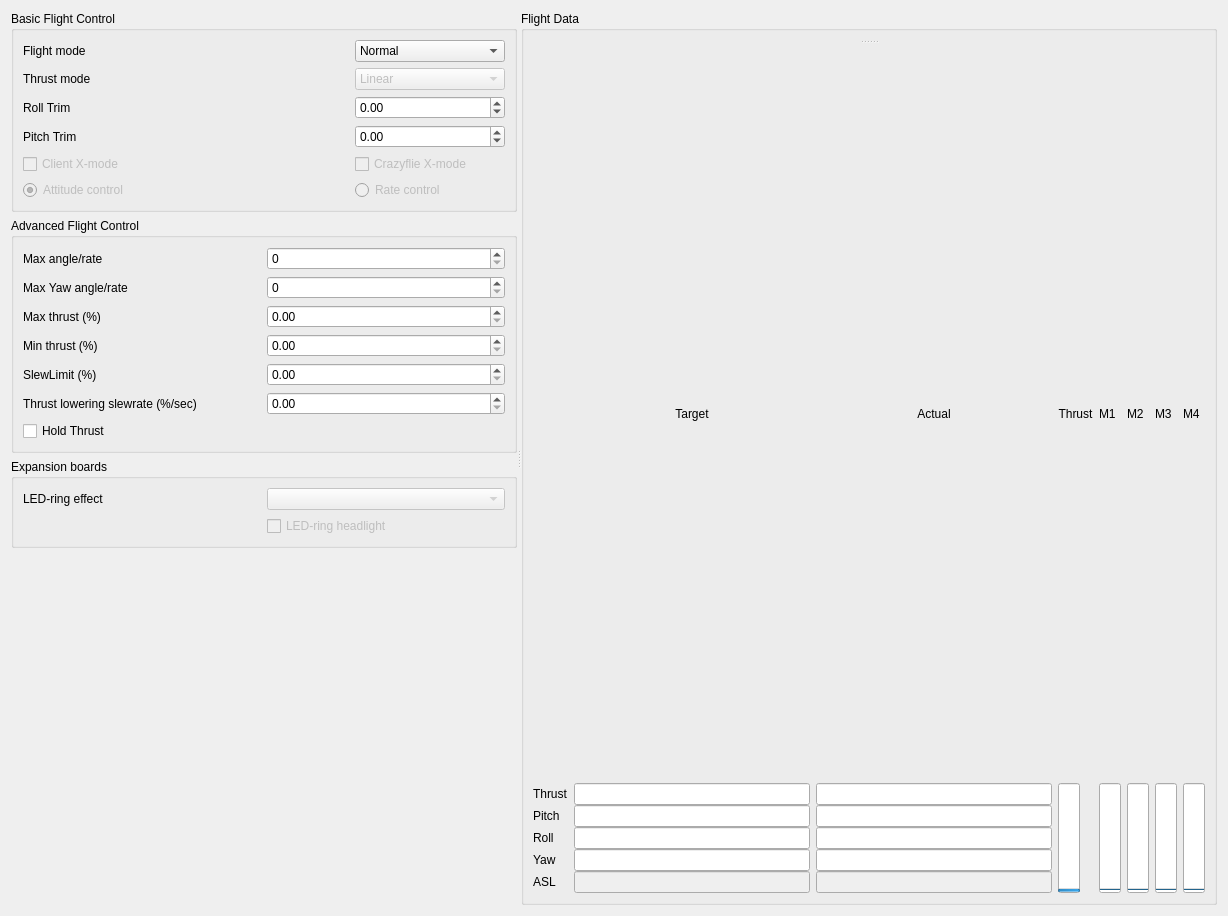
miracoli/crazyflie-clients-python, file lib/cfclient/ui/tabs/flightTab.ui: the form before one commit.
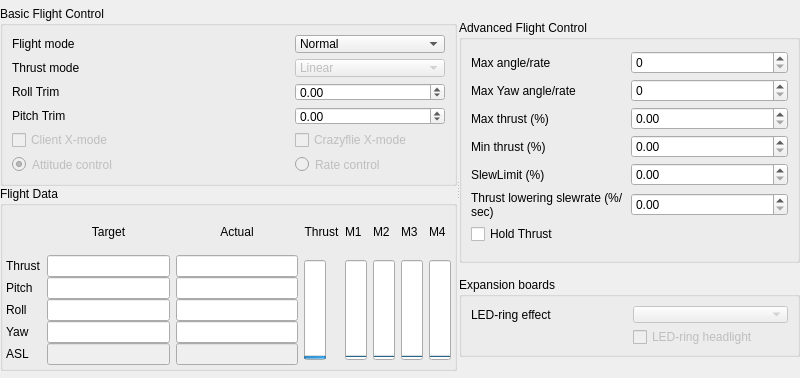
The form after the commit.

Commit message: Change layout to (hopefully) fit on openpandora screen.

```diff
--- a/lib/cfclient/ui/tabs/flightTab.ui
+++ b/lib/cfclient/ui/tabs/flightTab.ui
@@ -6,21 +6,45 @@
    <rect>
     <x>0</x>
     <y>0</y>
-    <width>1228</width>
-    <height>916</height>
+    <width>800</width>
+    <height>378</height>
    </rect>
   </property>
+  <property name="maximumSize">
+   <size>
+    <width>16777215</width>
+    <height>16777215</height>
+   </size>
+  </property>
   <property name="windowTitle">
    <string>Form</string>
   </property>
   <layout class="QHBoxLayout" name="horizontalLayout">
+   <property name="spacing">
+    <number>0</number>
+   </property>
+   <property name="margin">
+    <number>0</number>
+   </property>
    <item>
     <widget class="QSplitter" name="splitter_2">
+     <property name="maximumSize">
+      <size>
+       <width>16777215</width>
+       <height>16777215</height>
+      </size>
+     </property>
      <property name="orientation">
       <enum>Qt::Horizontal</enum>
      </property>
+     <property name="handleWidth">
+      <number>2</number>
+     </property>
      <widget class="QWidget" name="layoutWidget">
       <layout class="QVBoxLayout" name="verticalLayout">
+       <property name="spacing">
+        <number>0</number>
+       </property>
        <property name="sizeConstraint">
         <enum>QLayout::SetMaximumSize</enum>
        </property>
@@ -41,7 +65,7 @@
          <property name="maximumSize">
           <size>
            <width>16777215</width>
-           <height>16777215</height>
+           <height>180</height>
           </size>
          </property>
          <property name="title">
@@ -227,193 +251,6 @@
         </widget>
        </item>
        <item>
-        <widget class="QGroupBox" name="groupBox_3">
-         <property name="sizePolicy">
-          <sizepolicy hsizetype="Preferred" vsizetype="Preferred">
-           <horstretch>0</horstretch>
-           <verstretch>0</verstretch>
-          </sizepolicy>
-         </property>
-         <property name="minimumSize">
-          <size>
-           <width>320</width>
-           <height>0</height>
-          </size>
-         </property>
-         <property name="maximumSize">
-          <size>
-           <width>16777215</width>
-           <height>16777215</height>
-          </size>
-         </property>
-         <property name="title">
-          <string>Advanced Flight Control</string>
-         </property>
-         <layout class="QHBoxLayout" name="horizontalLayout_4">
-          <item>
-           <layout class="QGridLayout" name="gridLayout_4">
-            <item row="2" column="0">
-             <widget class="QLabel" name="label_9">
-              <property name="text">
-               <string>Max thrust (%)</string>
-              </property>
-             </widget>
-            </item>
-            <item row="0" column="0">
-             <widget class="QLabel" name="label_7">
-              <property name="layoutDirection">
-               <enum>Qt::LeftToRight</enum>
-              </property>
-              <property name="text">
-               <string>Max angle/rate</string>
-              </property>
-             </widget>
-            </item>
-            <item row="3" column="0">
-             <widget class="QLabel" name="label">
-              <property name="text">
-               <string>Min thrust (%)</string>
-              </property>
-             </widget>
-            </item>
-            <item row="5" column="0">
-             <widget class="QLabel" name="label_26">
-              <property name="text">
-               <string>Thrust lowering slewrate (%/sec)</string>
-              </property>
-              <property name="wordWrap">
-               <bool>true</bool>
-              </property>
-             </widget>
-            </item>
-            <item row="6" column="0">
-             <widget class="QCheckBox" name="HoldThrustCheckbox">
-              <property name="text">
-               <string>Hold Thrust</string>
-              </property>
-             </widget>
-            </item>
-            <item row="4" column="0">
-             <widget class="QLabel" name="label_31">
-              <property name="text">
-               <string>SlewLimit (%)</string>
-              </property>
-             </widget>
-            </item>
-            <item row="1" column="0">
-             <widget class="QLabel" name="label_32">
-              <property name="text">
-               <string>Max Yaw angle/rate</string>
-              </property>
-             </widget>
-            </item>
-            <item row="2" column="1">
-             <widget class="QDoubleSpinBox" name="maxThrust"/>
-            </item>
-            <item row="3" column="1">
-             <widget class="QDoubleSpinBox" name="minThrust"/>
-            </item>
-            <item row="4" column="1">
-             <widget class="QDoubleSpinBox" name="slewEnableLimit"/>
-            </item>
-            <item row="5" column="1">
-             <widget class="QDoubleSpinBox" name="thrustLoweringSlewRateLimit"/>
-            </item>
-            <item row="1" column="1">
-             <widget class="QSpinBox" name="maxYawRate">
-              <property name="minimum">
-               <number>0</number>
-              </property>
-              <property name="maximum">
-               <number>500</number>
-              </property>
-              <property name="value">
-               <number>0</number>
-              </property>
-             </widget>
-            </item>
-            <item row="0" column="1">
-             <widget class="QSpinBox" name="maxAngle">
-              <property name="minimum">
-               <number>0</number>
-              </property>
-              <property name="maximum">
-               <number>500</number>
-              </property>
-              <property name="value">
-               <number>0</number>
-              </property>
-             </widget>
-            </item>
-           </layout>
-          </item>
-         </layout>
-        </widget>
-       </item>
-       <item>
-        <widget class="QGroupBox" name="groupBox_4">
-         <property name="minimumSize">
-          <size>
-           <width>320</width>
-           <height>0</height>
-          </size>
-         </property>
-         <property name="title">
-          <string>Expansion boards</string>
-         </property>
-         <layout class="QGridLayout" name="gridLayout_6">
-          <item row="0" column="0">
-           <layout class="QGridLayout" name="gridLayout_2">
-            <item row="0" column="1">
-             <widget class="QComboBox" name="_led_ring_effect">
-              <property name="enabled">
-               <bool>false</bool>
-              </property>
-             </widget>
-            </item>
-            <item row="0" column="0">
-             <widget class="QLabel" name="label_8">
-              <property name="text">
-               <string>LED-ring effect</string>
-              </property>
-             </widget>
-            </item>
-            <item row="1" column="1">
-             <widget class="QCheckBox" name="_led_ring_headlight">
-              <property name="enabled">
-               <bool>false</bool>
-              </property>
-              <property name="text">
-               <string>LED-ring headlight</string>
-              </property>
-             </widget>
-            </item>
-           </layout>
-          </item>
-         </layout>
-        </widget>
-       </item>
-       <item>
-        <spacer name="verticalSpacer">
-         <property name="orientation">
-          <enum>Qt::Vertical</enum>
-         </property>
-         <property name="sizeHint" stdset="0">
-          <size>
-           <width>20</width>
-           <height>40</height>
-          </size>
-         </property>
-        </spacer>
-       </item>
-      </layout>
-     </widget>
-     <widget class="QWidget" name="layoutWidget">
-      <layout class="QHBoxLayout" name="horizontalLayout_2">
-       <property name="sizeConstraint">
-        <enum>QLayout::SetDefaultConstraint</enum>
-       </property>
-       <item>
         <widget class="QGroupBox" name="groupBox">
          <property name="sizePolicy">
           <sizepolicy hsizetype="Preferred" vsizetype="Preferred">
@@ -421,20 +258,44 @@
            <verstretch>0</verstretch>
           </sizepolicy>
          </property>
+         <property name="maximumSize">
+          <size>
+           <width>16777215</width>
+           <height>185</height>
+          </size>
+         </property>
          <property name="title">
           <string>Flight Data</string>
          </property>
          <layout class="QGridLayout" name="gridLayout">
+          <property name="leftMargin">
+           <number>3</number>
+          </property>
+          <property name="topMargin">
+           <number>2</number>
+          </property>
+          <property name="rightMargin">
+           <number>3</number>
+          </property>
+          <property name="bottomMargin">
+           <number>3</number>
+          </property>
+          <property name="spacing">
+           <number>0</number>
+          </property>
           <item row="0" column="0">
            <widget class="QSplitter" name="splitter">
+            <property name="maximumSize">
+             <size>
+              <width>16777215</width>
+              <height>16777215</height>
+             </size>
+            </property>
             <property name="orientation">
              <enum>Qt::Vertical</enum>
             </property>
             <widget class="QWidget" name="layoutWidget">
-             <layout class="QVBoxLayout" name="verticalLayout_4"/>
-            </widget>
-            <widget class="QWidget" name="layoutWidget">
-             <layout class="QGridLayout" name="gridLayout_5" rowstretch="0,3,3,3,3,3" rowminimumheight="1,1,1,1,1,1">
+             <layout class="QGridLayout" name="gridLayout_5" rowstretch="0,2,2,2,2,2" rowminimumheight="1,1,1,1,1,1">
               <property name="sizeConstraint">
                <enum>QLayout::SetMinimumSize</enum>
               </property>
@@ -444,31 +305,14 @@
               <property name="verticalSpacing">
                <number>0</number>
               </property>
-              <item row="5" column="0">
-               <widget class="QLabel" name="label_17">
-                <property name="text">
-                 <string>ASL</string>
-                </property>
-               </widget>
-              </item>
-              <item row="2" column="4">
-               <widget class="QLineEdit" name="actualPitch"/>
-              </item>
-              <item row="1" column="8" rowspan="5">
-               <widget class="QProgressBar" name="actualM1">
-                <property name="maximum">
-                 <number>65535</number>
-                </property>
-                <property name="value">
-                 <number>0</number>
-                </property>
-                <property name="orientation">
-                 <enum>Qt::Vertical</enum>
-                </property>
-               </widget>
-              </item>
               <item row="1" column="10" rowspan="5">
                <widget class="QProgressBar" name="actualM3">
+                <property name="maximumSize">
+                 <size>
+                  <width>16777215</width>
+                  <height>100</height>
+                 </size>
+                </property>
                 <property name="maximum">
                  <number>65535</number>
                 </property>
@@ -480,18 +324,22 @@
                 </property>
                </widget>
               </item>
-              <item row="0" column="6">
-               <widget class="QLabel" name="label_6">
+              <item row="0" column="9">
+               <widget class="QLabel" name="M2label">
                 <property name="text">
-                 <string>Thrust</string>
+                 <string>M2</string>
                 </property>
-                <property name="alignment">
-                 <set>Qt::AlignCenter</set>
+               </widget>
+              </item>
+              <item row="0" column="10">
+               <widget class="QLabel" name="M3label">
+                <property name="text">
+                 <string>M3</string>
                 </property>
                </widget>
               </item>
-              <item row="5" column="4">
-               <widget class="QLineEdit" name="actualASL">
+              <item row="5" column="2">
+               <widget class="QLineEdit" name="targetASL">
                 <property name="enabled">
                  <bool>false</bool>
                 </property>
@@ -500,19 +348,6 @@
                 </property>
                </widget>
               </item>
-              <item row="0" column="2">
-               <widget class="QLabel" name="label_14">
-                <property name="text">
-                 <string>Target</string>
-                </property>
-                <property name="alignment">
-                 <set>Qt::AlignCenter</set>
-                </property>
-               </widget>
-              </item>
-              <item row="3" column="2">
-               <widget class="QLineEdit" name="targetRoll"/>
-              </item>
               <item row="1" column="6" rowspan="5">
                <widget class="QProgressBar" name="thrustProgress">
                 <property name="sizePolicy">
@@ -521,6 +356,12 @@
                   <verstretch>0</verstretch>
                  </sizepolicy>
                 </property>
+                <property name="maximumSize">
+                 <size>
+                  <width>16777215</width>
+                  <height>100</height>
+                 </size>
+                </property>
                 <property name="sizeIncrement">
                  <size>
                   <width>0</width>
@@ -544,10 +385,62 @@
                 </property>
                </widget>
               </item>
-              <item row="1" column="0">
-               <widget class="QLabel" name="label_16">
+              <item row="5" column="0">
+               <widget class="QLabel" name="label_17">
                 <property name="text">
-                 <string>Thrust</string>
+                 <string>ASL</string>
+                </property>
+               </widget>
+              </item>
+              <item row="5" column="4">
+               <widget class="QLineEdit" name="actualASL">
+                <property name="enabled">
+                 <bool>false</bool>
+                </property>
+                <property name="text">
+                 <string/>
+                </property>
+               </widget>
+              </item>
+              <item row="1" column="11" rowspan="5">
+               <widget class="QProgressBar" name="actualM4">
+                <property name="maximumSize">
+                 <size>
+                  <width>16777215</width>
+                  <height>100</height>
+                 </size>
+                </property>
+                <property name="maximum">
+                 <number>65535</number>
+                </property>
+                <property name="value">
+                 <number>0</number>
+                </property>
+                <property name="orientation">
+                 <enum>Qt::Vertical</enum>
+                </property>
+               </widget>
+              </item>
+              <item row="3" column="2">
+               <widget class="QLineEdit" name="targetRoll"/>
+              </item>
+              <item row="4" column="4">
+               <widget class="QLineEdit" name="actualYaw"/>
+              </item>
+              <item row="0" column="2">
+               <widget class="QLabel" name="label_14">
+                <property name="text">
+                 <string>Target</string>
+                </property>
+                <property name="alignment">
+                 <set>Qt::AlignCenter</set>
+                </property>
+               </widget>
+              </item>
+              <item row="4" column="0">
+               <widget class="QLabel" name="label_13">
+                <property name="text">
+                 <string>Yaw</string>
                 </property>
                </widget>
               </item>
@@ -558,25 +451,76 @@
                 </property>
                </widget>
               </item>
-              <item row="3" column="0">
-               <widget class="QLabel" name="label_12">
+              <item row="1" column="2">
+               <widget class="QLineEdit" name="targetThrust"/>
+              </item>
+              <item row="3" column="4">
+               <widget class="QLineEdit" name="actualRoll"/>
+              </item>
+              <item row="0" column="11">
+               <widget class="QLabel" name="M4label">
                 <property name="text">
-                 <string>Roll</string>
+                 <string>M4</string>
                 </property>
                </widget>
               </item>
-              <item row="0" column="10">
-               <widget class="QLabel" name="M3label">
+              <item row="1" column="0">
+               <widget class="QLabel" name="label_16">
                 <property name="text">
-                 <string>M3</string>
+                 <string>Thrust</string>
+                </property>
+               </widget>
+              </item>
+              <item row="0" column="6">
+               <widget class="QLabel" name="label_6">
+                <property name="text">
+                 <string>Thrust</string>
+                </property>
+                <property name="alignment">
+                 <set>Qt::AlignCenter</set>
                 </property>
                </widget>
               </item>
               <item row="4" column="2">
                <widget class="QLineEdit" name="targetYaw"/>
               </item>
+              <item row="1" column="8" rowspan="5">
+               <widget class="QProgressBar" name="actualM1">
+                <property name="maximumSize">
+                 <size>
+                  <width>16777215</width>
+                  <height>100</height>
+                 </size>
+                </property>
+                <property name="maximum">
+                 <number>65535</number>
+                </property>
+                <property name="value">
+                 <number>0</number>
+                </property>
+                <property name="orientation">
+                 <enum>Qt::Vertical</enum>
+                </property>
+               </widget>
+              </item>
+              <item row="1" column="4">
+               <widget class="QLineEdit" name="actualThrust"/>
+              </item>
+              <item row="2" column="0">
+               <widget class="QLabel" name="label_11">
+                <property name="text">
+                 <string>Pitch</string>
+                </property>
+               </widget>
+              </item>
               <item row="1" column="9" rowspan="5">
                <widget class="QProgressBar" name="actualM2">
+                <property name="maximumSize">
+                 <size>
+                  <width>16777215</width>
+                  <height>100</height>
+                 </size>
+                </property>
                 <property name="maximum">
                  <number>65535</number>
                 </property>
@@ -588,18 +532,27 @@
                 </property>
                </widget>
               </item>
+              <item row="2" column="4">
+               <widget class="QLineEdit" name="actualPitch"/>
+              </item>
               <item row="2" column="2">
                <widget class="QLineEdit" name="targetPitch"/>
               </item>
-              <item row="2" column="0">
-               <widget class="QLabel" name="label_11">
+              <item row="3" column="0">
+               <widget class="QLabel" name="label_12">
                 <property name="text">
-                 <string>Pitch</string>
+                 <string>Roll</string>
                 </property>
                </widget>
               </item>
               <item row="0" column="4">
                <widget class="QLabel" name="label_15">
+                <property name="maximumSize">
+                 <size>
+                  <width>16777215</width>
+                  <height>100</height>
+                 </size>
+                </property>
                 <property name="text">
                  <string>Actual</string>
                 </property>
@@ -608,65 +561,9 @@
                 </property>
                </widget>
               </item>
-              <item row="4" column="4">
-               <widget class="QLineEdit" name="actualYaw"/>
-              </item>
-              <item row="0" column="9">
-               <widget class="QLabel" name="M2label">
-                <property name="text">
-                 <string>M2</string>
-                </property>
-               </widget>
-              </item>
-              <item row="1" column="11" rowspan="5">
-               <widget class="QProgressBar" name="actualM4">
-                <property name="maximum">
-                 <number>65535</number>
-                </property>
-                <property name="value">
-                 <number>0</number>
-                </property>
-                <property name="orientation">
-                 <enum>Qt::Vertical</enum>
-                </property>
-               </widget>
-              </item>
-              <item row="1" column="2">
-               <widget class="QLineEdit" name="targetThrust"/>
-              </item>
-              <item row="0" column="11">
-               <widget class="QLabel" name="M4label">
-                <property name="text">
-                 <string>M4</string>
-                </property>
-               </widget>
-              </item>
-              <item row="1" column="4">
-               <widget class="QLineEdit" name="actualThrust"/>
-              </item>
-              <item row="0" column="12" rowspan="6">
+              <item row="1" column="12" rowspan="5">
                <layout class="QGridLayout" name="gridLayout_7"/>
               </item>
-              <item row="4" column="0">
-               <widget class="QLabel" name="label_13">
-                <property name="text">
-                 <string>Yaw</string>
-                </property>
-               </widget>
-              </item>
-              <item row="3" column="4">
-               <widget class="QLineEdit" name="actualRoll"/>
-              </item>
-              <item row="5" column="2">
-               <widget class="QLineEdit" name="targetASL">
-                <property name="enabled">
-                 <bool>false</bool>
-                </property>
-                <property name="text">
-                 <string/>
-                </property>
-               </widget>
-              </item>
              </layout>
             </widget>
            </widget>
@@ -676,6 +573,192 @@
        </item>
       </layout>
      </widget>
+     <widget class="QWidget" name="layoutWidget">
+      <layout class="QVBoxLayout" name="verticalLayout_2">
+       <property name="spacing">
+        <number>0</number>
+       </property>
+       <property name="sizeConstraint">
+        <enum>QLayout::SetDefaultConstraint</enum>
+       </property>
+       <item>
+        <widget class="QGroupBox" name="groupBox_3">
+         <property name="sizePolicy">
+          <sizepolicy hsizetype="Preferred" vsizetype="Preferred">
+           <horstretch>0</horstretch>
+           <verstretch>0</verstretch>
+          </sizepolicy>
+         </property>
+         <property name="minimumSize">
+          <size>
+           <width>320</width>
+           <height>0</height>
+          </size>
+         </property>
+         <property name="maximumSize">
+          <size>
+           <width>16777215</width>
+           <height>243</height>
+          </size>
+         </property>
+         <property name="title">
+          <string>Advanced Flight Control</string>
+         </property>
+         <layout class="QHBoxLayout" name="horizontalLayout_4">
+          <item>
+           <layout class="QGridLayout" name="gridLayout_4">
+            <property name="spacing">
+             <number>3</number>
+            </property>
+            <item row="2" column="0">
+             <widget class="QLabel" name="label_9">
+              <property name="text">
+               <string>Max thrust (%)</string>
+              </property>
+             </widget>
+            </item>
+            <item row="0" column="0">
+             <widget class="QLabel" name="label_7">
+              <property name="layoutDirection">
+               <enum>Qt::LeftToRight</enum>
+              </property>
+              <property name="text">
+               <string>Max angle/rate</string>
+              </property>
+             </widget>
+            </item>
+            <item row="3" column="0">
+             <widget class="QLabel" name="label">
+              <property name="text">
+               <string>Min thrust (%)</string>
+              </property>
+             </widget>
+            </item>
+            <item row="5" column="0">
+             <widget class="QLabel" name="label_26">
+              <property name="text">
+               <string>Thrust lowering slewrate (%/sec)</string>
+              </property>
+              <property name="wordWrap">
+               <bool>true</bool>
+              </property>
+             </widget>
+            </item>
+            <item row="6" column="0">
+             <widget class="QCheckBox" name="HoldThrustCheckbox">
+              <property name="text">
+               <string>Hold Thrust</string>
+              </property>
+             </widget>
+            </item>
+            <item row="4" column="0">
+             <widget class="QLabel" name="label_31">
+              <property name="text">
+               <string>SlewLimit (%)</string>
+              </property>
+             </widget>
+            </item>
+            <item row="1" column="0">
+             <widget class="QLabel" name="label_32">
+              <property name="text">
+               <string>Max Yaw angle/rate</string>
+              </property>
+             </widget>
+            </item>
+            <item row="2" column="1">
+             <widget class="QDoubleSpinBox" name="maxThrust"/>
+            </item>
+            <item row="3" column="1">
+             <widget class="QDoubleSpinBox" name="minThrust"/>
+            </item>
+            <item row="4" column="1">
+             <widget class="QDoubleSpinBox" name="slewEnableLimit"/>
+            </item>
+            <item row="5" column="1">
+             <widget class="QDoubleSpinBox" name="thrustLoweringSlewRateLimit"/>
+            </item>
+            <item row="1" column="1">
+             <widget class="QSpinBox" name="maxYawRate">
+              <property name="minimum">
+               <number>0</number>
+              </property>
+              <property name="maximum">
+               <number>500</number>
+              </property>
+              <property name="value">
+               <number>0</number>
+              </property>
+             </widget>
+            </item>
+            <item row="0" column="1">
+             <widget class="QSpinBox" name="maxAngle">
+              <property name="minimum">
+               <number>0</number>
+              </property>
+              <property name="maximum">
+               <number>500</number>
+              </property>
+              <property name="value">
+               <number>0</number>
+              </property>
+             </widget>
+            </item>
+           </layout>
+          </item>
+         </layout>
+        </widget>
+       </item>
+       <item>
+        <widget class="QGroupBox" name="groupBox_4">
+         <property name="minimumSize">
+          <size>
+           <width>320</width>
+           <height>0</height>
+          </size>
+         </property>
+         <property name="maximumSize">
+          <size>
+           <width>16777215</width>
+           <height>80</height>
+          </size>
+         </property>
+         <property name="title">
+          <string>Expansion boards</string>
+         </property>
+         <layout class="QGridLayout" name="gridLayout_6">
+          <item row="0" column="0">
+           <layout class="QGridLayout" name="gridLayout_2">
+            <item row="0" column="1">
+             <widget class="QComboBox" name="_led_ring_effect">
+              <property name="enabled">
+               <bool>false</bool>
+              </property>
+             </widget>
+            </item>
+            <item row="0" column="0">
+             <widget class="QLabel" name="label_8">
+              <property name="text">
+               <string>LED-ring effect</string>
+              </property>
+             </widget>
+            </item>
+            <item row="1" column="1">
+             <widget class="QCheckBox" name="_led_ring_headlight">
+              <property name="enabled">
+               <bool>false</bool>
+              </property>
+              <property name="text">
+               <string>LED-ring headlight</string>
+              </property>
+             </widget>
+            </item>
+           </layout>
+          </item>
+         </layout>
+        </widget>
+       </item>
+      </layout>
+     </widget>
     </widget>
    </item>
   </layout>
```
The commit also changes 17 other files.
